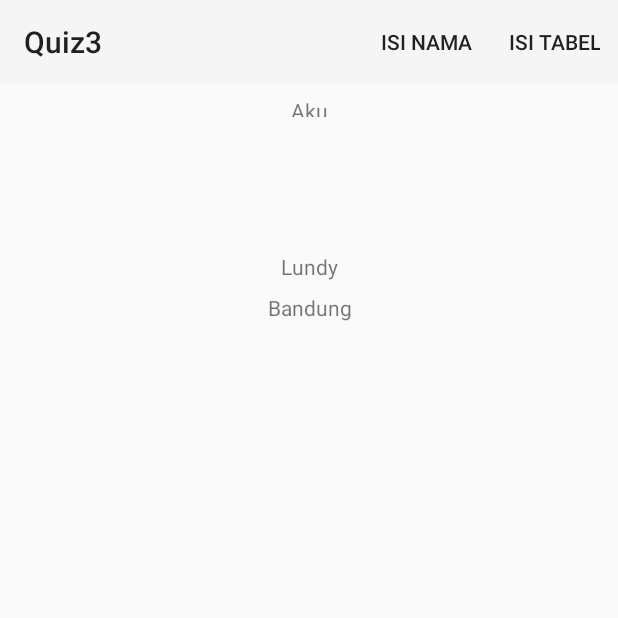
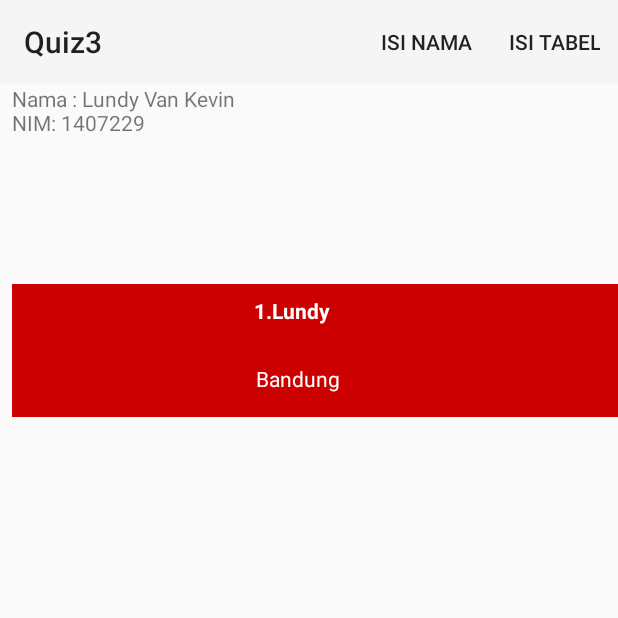
Before and after one commit to abrahamlundy/soalquiz-update, an Android app: the screen it shows after launch (MainActivity), after a tap on "ISI NAMA", on a phone screen of 412 x 824 dp, the top half of it. Run offline under Robolectric (Android 15) with nearby library versions, the phone set to English and light mode, and no system bars.

Commit message:
Recycle update

```diff
--- a/app/src/main/java/yudiwbs/edu/upi/cs/quiz3/ListHandler.java
+++ b/app/src/main/java/yudiwbs/edu/upi/cs/quiz3/ListHandler.java
@@ -5,23 +5,26 @@ import android.support.v7.widget.RecyclerView;
 import android.view.LayoutInflater;
 import android.view.View;
 import android.view.ViewGroup;
-import android.widget.ImageView;
 import android.widget.TextView;
 
 import java.util.ArrayList;
 
 public class ListHandler extends RecyclerView.Adapter<ListHandler.CategoryViewHolder>{
         private Context context;
+
         ArrayList<Mahasiswa> getListMahasiswa() {
+
             return listMahasiswa;
         }
 
+        //fungsi ini akan dipanggil nnti dalam void showrecylcle di main activity
         void setListMahasiswa(ArrayList<Mahasiswa> listMahasiswa) {
             this.listMahasiswa = listMahasiswa;
         }
 
         private ArrayList<Mahasiswa> listMahasiswa;
         ListHandler(Context context) {
+
             this.context = context;
         }
 
@@ -35,7 +38,10 @@ public class ListHandler extends RecyclerView.Adapter<ListHandler.CategoryViewHo
         }
         @Override
         public void onBindViewHolder(CategoryViewHolder holder, int position) {
-           holder.tvNama.setText(getListMahasiswa().get(position).getNama());
+            int number = position+1;
+            //Untuk membuat kustomisasi Nama dengan penanda nomor. Fungsi holder tidak mendukung concate dua string secara langsung
+            String nama = String.valueOf(number)+"."+getListMahasiswa().get(position).getNama();
+           holder.tvNama.setText(nama);
            holder.tvAlamat.setText(getListMahasiswa().get(position).getAlamat());
 
         }
@@ -48,8 +54,8 @@ public class ListHandler extends RecyclerView.Adapter<ListHandler.CategoryViewHo
             TextView tvAlamat;
             CategoryViewHolder(View itemView) {
                 super(itemView);
-                tvNama = (TextView)itemView.findViewById(R.id.tvNama);
-                tvAlamat = (TextView)itemView.findViewById(R.id.tvAlamat);
+                tvNama = itemView.findViewById(R.id.tvNama);
+                tvAlamat = itemView.findViewById(R.id.tvAlamat);
 
             }
         }
--- a/app/src/main/java/yudiwbs/edu/upi/cs/quiz3/Mahasiswa.java
+++ b/app/src/main/java/yudiwbs/edu/upi/cs/quiz3/Mahasiswa.java
@@ -1,5 +1,6 @@
 package yudiwbs.edu.upi.cs.quiz3;
 
+//Sebagai pelempar data dalam bentuk single string
 public class Mahasiswa {
         private String nama, alamat;
 
@@ -15,6 +16,7 @@ public class Mahasiswa {
             return alamat;
         }
         public void setAlamat(String alamat) {
+
             this.alamat = alamat;
         }
 
--- a/app/src/main/java/yudiwbs/edu/upi/cs/quiz3/MahasiswaData.java
+++ b/app/src/main/java/yudiwbs/edu/upi/cs/quiz3/MahasiswaData.java
@@ -12,7 +12,7 @@ public class MahasiswaData {
         }
 
 
-
+//Sebagai data awal
         public static ArrayList<Mahasiswa> getListData(){
             Mahasiswa mahasiswa = null;
             ArrayList<Mahasiswa> list = new ArrayList<>();
--- a/app/src/main/java/yudiwbs/edu/upi/cs/quiz3/MainActivity.java
+++ b/app/src/main/java/yudiwbs/edu/upi/cs/quiz3/MainActivity.java
@@ -13,6 +13,7 @@ import android.widget.TextView;
 import android.widget.Toast;
 
 import java.util.ArrayList;
+import java.util.Collections;
 
 public class MainActivity extends AppCompatActivity {
 
@@ -20,8 +21,15 @@ public class MainActivity extends AppCompatActivity {
     public ArrayList<Mahasiswa> list;
     RecyclerView daftar;
     String nama;
-    String coba = "Aku";
+    String coba = "Nama : Lundy Van Kevin \nNIM: 1407229" ;
     TextView tvNamaBeranda;
+
+    /*
+    * Nama : Lundy Van Kevin
+    * NIM : 1407229
+    * */
+
+
     @Override
     protected void onCreate(Bundle savedInstanceState) {
         super.onCreate(savedInstanceState);
@@ -29,7 +37,7 @@ public class MainActivity extends AppCompatActivity {
         Toolbar myToolbar = findViewById(R.id.toolbar);
         setSupportActionBar(myToolbar);
         tvNamaBeranda = findViewById(R.id.tvNama);
-        tvNamaBeranda.setText(coba);
+
 
         //Handling list dalam adapter
         daftar= findViewById(R.id.rvAlamat);
@@ -37,9 +45,9 @@ public class MainActivity extends AppCompatActivity {
         list = new ArrayList<>();
         list.addAll(MahasiswaData.getListData());
         showRecyclerList();
-
     }
 
+    // void untuk nampilin list final
     private void showRecyclerList(){
         daftar.setLayoutManager(new LinearLayoutManager(this));
         ListHandler listHandler = new ListHandler(this);
@@ -47,6 +55,7 @@ public class MainActivity extends AppCompatActivity {
         daftar.setAdapter(listHandler);
     }
 
+    //Untuk menambahkan menu ke dalam tampilan dasat
     @Override
     public boolean onCreateOptionsMenu(Menu menu) {
         MenuInflater inflater = getMenuInflater();
@@ -54,21 +63,35 @@ public class MainActivity extends AppCompatActivity {
         return true;
     }
 
+    //Untuk menambahkan aksi pada pilihan menu
     @Override
     public boolean onOptionsItemSelected(MenuItem item) {
         // Handle item selection
         switch (item.getItemId()) {
             case R.id.mIsiNama:
                 Toast.makeText(getApplicationContext(), "Nama Terisi..", Toast.LENGTH_LONG).show();
+                tvNamaBeranda.setText(coba);
                 //lengkapi
                 return true;
             case R.id.mIsiTabel:
 
+                Mahasiswa mahasiswa = null;
+                ArrayList<Mahasiswa> input = new ArrayList<>();
+                    mahasiswa = new Mahasiswa();
+                    mahasiswa.setNama("Kevin Juliano");
+                    mahasiswa.setAlamat("Bandung Raya");
+                    input.add(mahasiswa);
+                    list.addAll(input);
+                    showRecyclerList();
+
+              /*
                 Intent next = new Intent(this, Isian.class);
                 startActivity(next);
                 Toast.makeText(getApplicationContext(), "Nama dan alamat terisi", Toast.LENGTH_LONG).show();
+                */
 
                 return true;
+
             default:
                 return super.onOptionsItemSelected(item);
         }
--- a/app/src/main/res/layout/activity_main.xml
+++ b/app/src/main/res/layout/activity_main.xml
@@ -20,30 +20,34 @@
 
     <TextView
         android:id="@+id/tvNama"
-        android:layout_width="wrap_content"
-        android:layout_height="14dp"
+        android:layout_width="252dp"
+        android:layout_height="60dp"
         android:layout_marginStart="8dp"
         android:layout_marginLeft="8dp"
-        android:layout_marginTop="8dp"
         android:layout_marginEnd="8dp"
         android:layout_marginRight="8dp"
         android:text="TextView"
         app:layout_constraintEnd_toEndOf="parent"
+        app:layout_constraintHorizontal_bias="0.0"
         app:layout_constraintStart_toStartOf="parent"
         app:layout_constraintTop_toBottomOf="@+id/toolbar" />
 
     <android.support.v7.widget.RecyclerView
         android:id="@+id/rvAlamat"
-        android:layout_width="395dp"
-        android:layout_height="637dp"
+        android:layout_width="463dp"
+        android:layout_height="604dp"
+        android:layout_margin="8dp"
         android:layout_marginStart="8dp"
         android:layout_marginLeft="8dp"
         android:layout_marginTop="8dp"
         android:layout_marginEnd="8dp"
         android:layout_marginRight="8dp"
         android:layout_marginBottom="8dp"
+        android:paddingBottom="8dp"
         app:layout_constraintBottom_toBottomOf="parent"
         app:layout_constraintEnd_toEndOf="parent"
+        app:layout_constraintHorizontal_bias="0.0"
         app:layout_constraintStart_toStartOf="parent"
-        app:layout_constraintTop_toBottomOf="@+id/tvNama" />
+        app:layout_constraintTop_toBottomOf="@+id/tvNama"
+        app:layout_constraintVertical_bias="0.744" />
 </android.support.constraint.ConstraintLayout>
--- a/app/src/main/res/layout/mahasiswa_row.xml
+++ b/app/src/main/res/layout/mahasiswa_row.xml
@@ -3,33 +3,41 @@
     xmlns:app="http://schemas.android.com/apk/res-auto"
     xmlns:tools="http://schemas.android.com/tools"
     android:layout_width="match_parent"
-    android:layout_height="wrap_content">
+    android:layout_height="wrap_content"
+    android:background="@android:color/holo_red_dark">
 
     <TextView
         android:id="@+id/tvNama"
-        android:layout_width="wrap_content"
-        android:layout_height="wrap_content"
+        android:layout_width="140dp"
+        android:layout_height="37dp"
         android:layout_marginStart="8dp"
         android:layout_marginLeft="8dp"
         android:layout_marginTop="8dp"
         android:layout_marginEnd="8dp"
         android:layout_marginRight="8dp"
+        android:shadowColor="@android:color/background_light"
         android:text="TextView"
+        android:textColor="@android:color/background_light"
+        android:textStyle="bold"
         app:layout_constraintBottom_toBottomOf="parent"
         app:layout_constraintEnd_toEndOf="parent"
+        app:layout_constraintHorizontal_bias="0.498"
         app:layout_constraintStart_toStartOf="parent"
-        app:layout_constraintTop_toTopOf="parent" />
+        app:layout_constraintTop_toTopOf="parent"
+        app:layout_constraintVertical_bias="0.0" />
 
     <TextView
         android:id="@+id/tvAlamat"
-        android:layout_width="wrap_content"
-        android:layout_height="wrap_content"
+        android:layout_width="138dp"
+        android:layout_height="35dp"
         android:layout_marginStart="8dp"
         android:layout_marginLeft="8dp"
         android:layout_marginTop="8dp"
         android:layout_marginEnd="8dp"
         android:layout_marginRight="8dp"
+        android:shadowColor="@android:color/background_light"
         android:text="TextView"
+        android:textColor="@android:color/background_light"
         app:layout_constraintEnd_toEndOf="parent"
         app:layout_constraintStart_toStartOf="parent"
         app:layout_constraintTop_toBottomOf="@+id/tvNama" />
```
